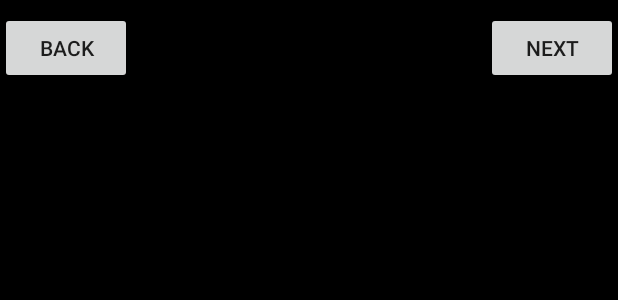
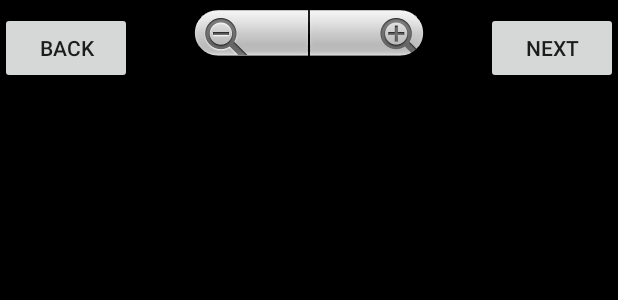
Before and after one commit to ArsalanAli/Phaze, an Android app: the layout image_viewer.xml on its own in the app's theme, with its tools: preview values and no code run, on a phone screen of 412 x 824 dp. Shown: the top 300 px of the screen. Run offline under Robolectric (Android 15) with nearby library versions, the phone set to English and light mode, and no system bars.

```diff
--- a/app/src/main/java/teamb/minicap/phaze/BackgroundService.java
+++ b/app/src/main/java/teamb/minicap/phaze/BackgroundService.java
@@ -190,10 +190,16 @@ public class BackgroundService extends Service {
                         }
                         else{
                             if (rotation_angle > 0){
+                                initial_roll = roll;
+                                initial_pitch = pitch;
+
                                 intent.putExtra("message", "zoomIn");
                                 LocalBroadcastManager.getInstance(currentCon).sendBroadcast(intent);
                             }
                             else{
+                                initial_roll = roll;
+                                initial_pitch = pitch;
+
                                 intent.putExtra("message", "zoomOut");
                                 LocalBroadcastManager.getInstance(currentCon).sendBroadcast(intent);                            }
                         }
--- a/app/src/main/res/layout/image_viewer.xml
+++ b/app/src/main/res/layout/image_viewer.xml
@@ -30,4 +30,11 @@
         android:layout_alignTop="@+id/imageView"
         android:layout_alignParentStart="true" />
 
+    <ZoomControls
+        android:layout_width="wrap_content"
+        android:layout_height="wrap_content"
+        android:id="@+id/zoomControls"
+        android:layout_alignParentTop="true"
+        android:layout_centerHorizontal="true" />
+
 </RelativeLayout>
```
Also changed, not shown: app/src/main/java/teamb/minicap/phaze/PicView.java (+14 -4 lines).
